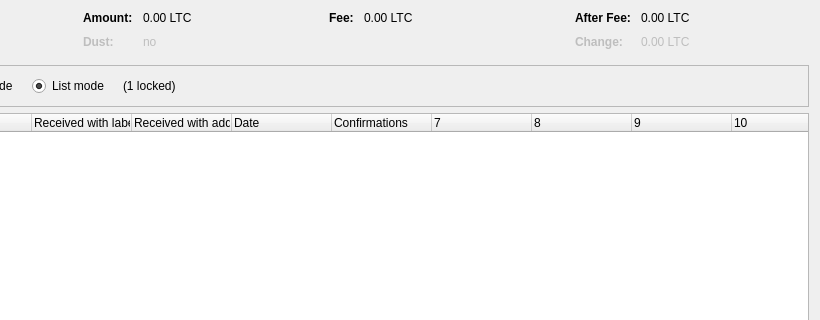
This is src/qt/forms/coincontroldialog.ui in Arthurb101/cougarCoin as Qt 5 draws it before an edit; both pictures show x 180 to 1000 and y 0 to 320 of the 1000 by 500 pixel window. The edited form follows.
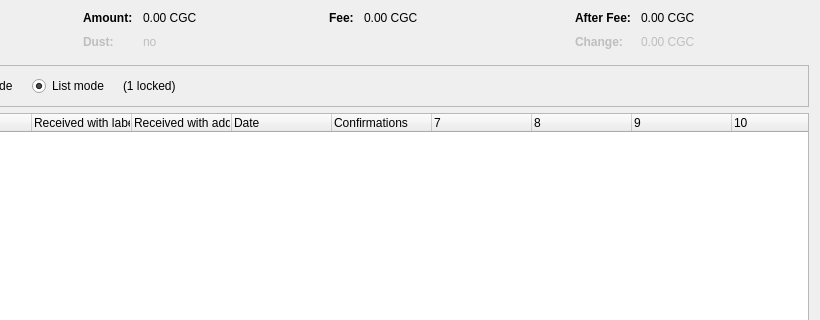
This is the edited form. Custom widgets are drawn as their Qt base class.

What changed in the file:
```diff
--- a/src/qt/forms/coincontroldialog.ui
+++ b/src/qt/forms/coincontroldialog.ui
@@ -132,7 +132,7 @@
           <enum>Qt::ActionsContextMenu</enum>
          </property>
          <property name="text">
-          <string notr="true">0.00 LTC</string>
+          <string notr="true">0.00 CGC</string>
          </property>
          <property name="textInteractionFlags">
           <set>Qt::LinksAccessibleByMouse|Qt::TextSelectableByKeyboard|Qt::TextSelectableByMouse</set>
@@ -212,7 +212,7 @@
           <enum>Qt::ActionsContextMenu</enum>
          </property>
          <property name="text">
-          <string notr="true">0.00 LTC</string>
+          <string notr="true">0.00 CGC</string>
          </property>
          <property name="textInteractionFlags">
           <set>Qt::LinksAccessibleByMouse|Qt::TextSelectableByKeyboard|Qt::TextSelectableByMouse</set>
@@ -257,7 +257,7 @@
           <enum>Qt::ActionsContextMenu</enum>
          </property>
          <property name="text">
-          <string notr="true">0.00 LTC</string>
+          <string notr="true">0.00 CGC</string>
          </property>
          <property name="textInteractionFlags">
           <set>Qt::LinksAccessibleByMouse|Qt::TextSelectableByKeyboard|Qt::TextSelectableByMouse</set>
@@ -292,7 +292,7 @@
           <enum>Qt::ActionsContextMenu</enum>
          </property>
          <property name="text">
-          <string notr="true">0.00 LTC</string>
+          <string notr="true">0.00 CGC</string>
          </property>
          <property name="textInteractionFlags">
           <set>Qt::LinksAccessibleByMouse|Qt::TextSelectableByKeyboard|Qt::TextSelectableByMouse</set>
```
